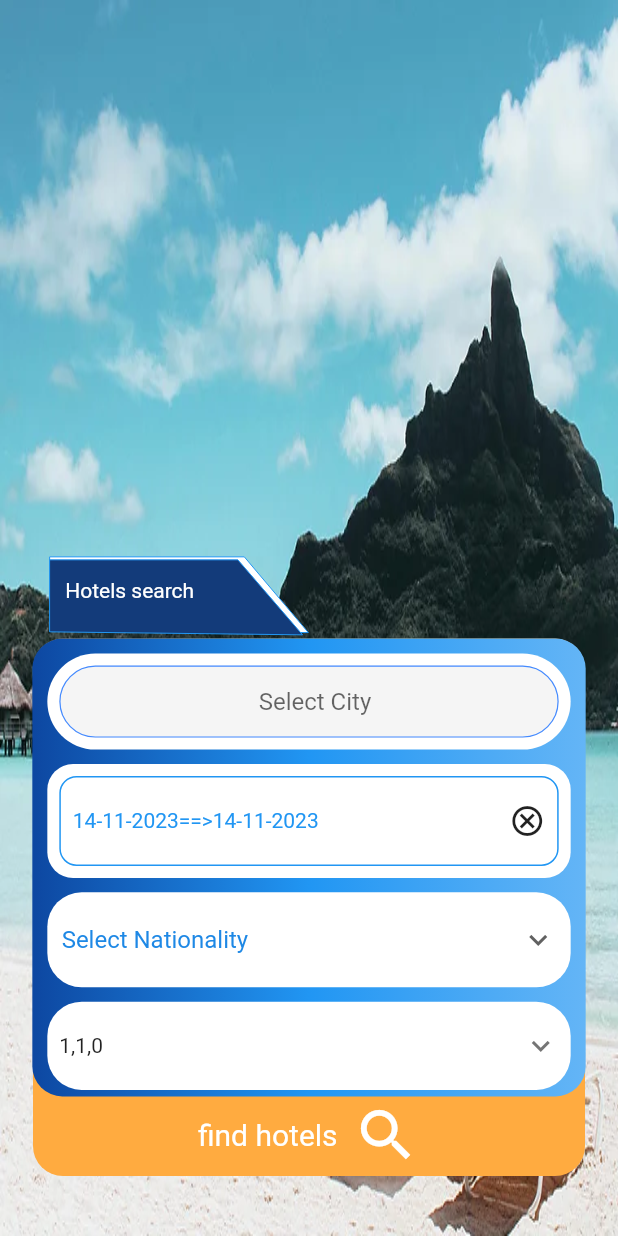
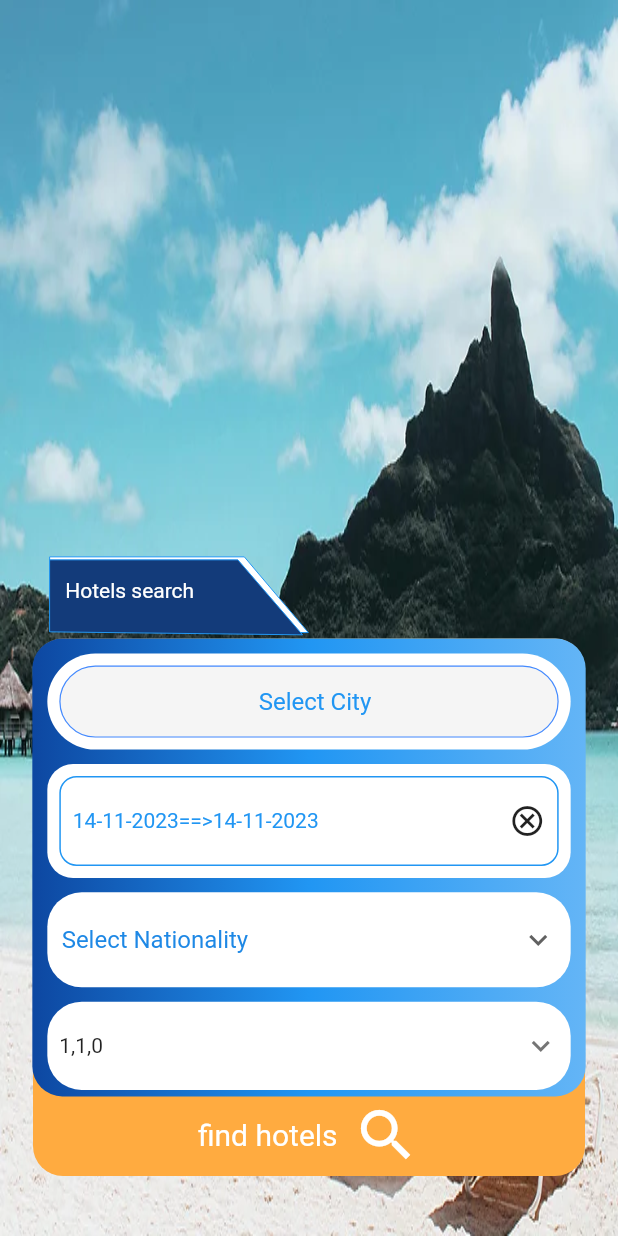
Before and after one commit to habibaelantably/book_hotel, a Flutter app: the screen it shows after launch, on a phone screen of 412 x 824 dp. Run offline on Flutter 3.47's test engine with Material 2 defaults, Android fonts, the phone set to English and light mode, and no system bars; our stand-ins replace flutter_bloc, flutter_screenutil.

```diff
--- a/lib/features/first_screen/presentation/widgets/booking_container.dart
+++ b/lib/features/first_screen/presentation/widgets/booking_container.dart
@@ -95,6 +95,7 @@ class BookingContainer extends StatelessWidget {
                               borderColor: Colors.blue,
                               hintText: "Select City",
                               textAlign: TextAlign.center,
+                              hintTextColor: Colors.blue,
                             ),
                           ),
                         ),
```
